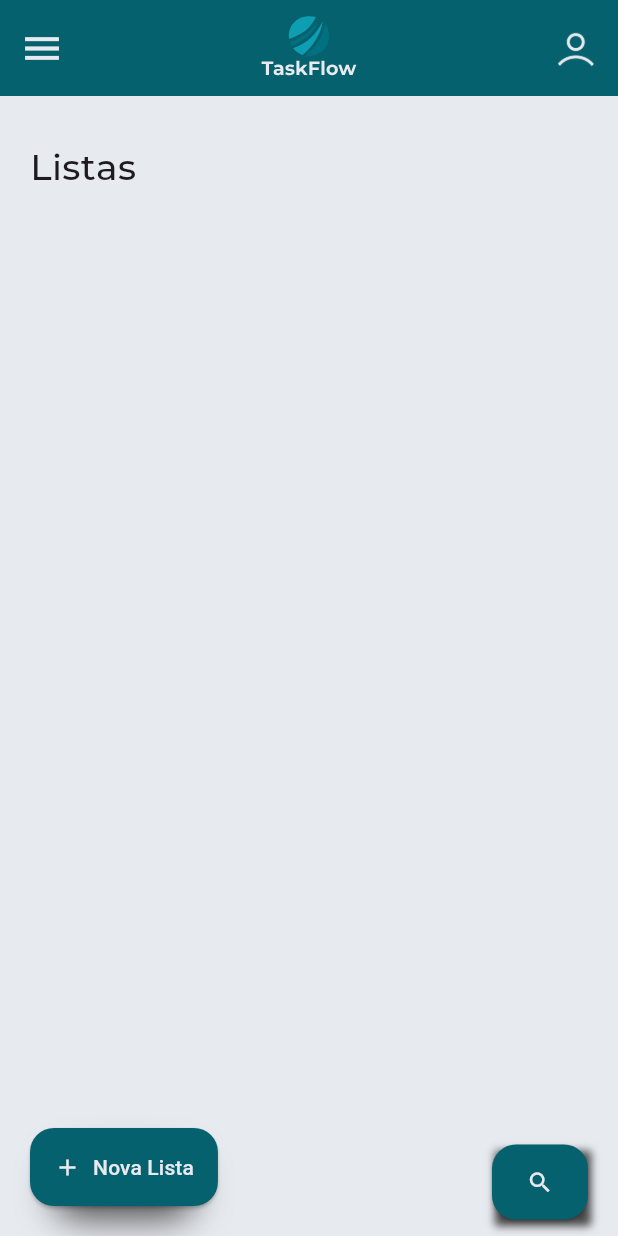
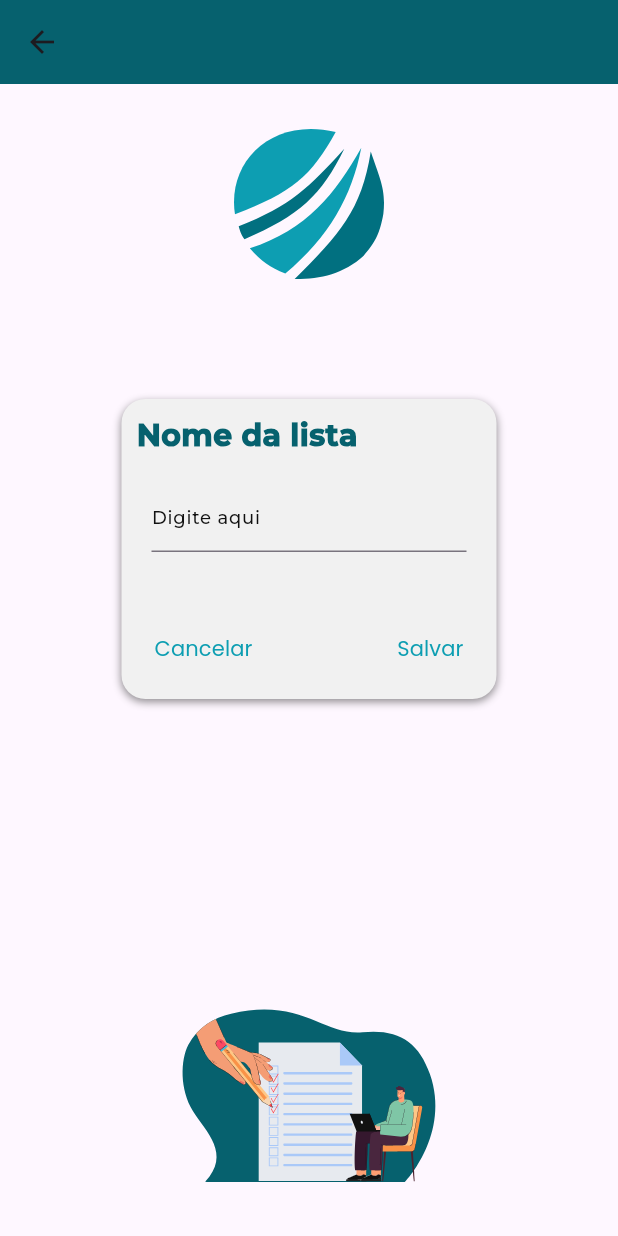
Before and after one commit to Hercules-Matheus/taskflow, a Flutter app: the HomePage screen opened directly, after a tap on "Nova Lista", on a phone screen of 412 x 824 dp. Run offline on Flutter 3.47's test engine with Material 3 defaults, Android fonts, the phone set to English and light mode, and no system bars; our stand-ins replace flutter_svg; project files that could hold a hidden picture were left out.

Commit message:
feat: add list_add_page

```diff
--- a/lib/home_page.dart
+++ b/lib/home_page.dart
@@ -1,7 +1,9 @@
+import 'package:TaskFlow/list_add/list_add_page.dart';
 import 'package:flutter/material.dart';
 import 'package:flutter/services.dart';
 import 'package:TaskFlow/assets/fonts/app_fonts.dart';
 import 'package:TaskFlow/assets/colors/app_colors.dart';
+import 'package:TaskFlow/list_add/list_add_page.dart';
 import 'package:flutter_svg/flutter_svg.dart';
 
 class HomePage extends StatefulWidget {
@@ -25,15 +27,16 @@ class HomePageState extends State<HomePage> {
       ),
     );
 
-    const transition = Hero(
-      tag: 'home',
-      child: Padding(
-        padding: EdgeInsets.all(16.0),
-        child: Text('Bem Vindo'),
-      ),
-    );
+    // const transition = Hero(
+    //   tag: 'home',
+    //   child: Padding(
+    //     padding: EdgeInsets.all(16.0),
+    //     child: Text('Bem Vindo'),
+    //   ),
+    // );
 
     final body = Container(
+      color: AppColors.primaryWhiteColor,
       width: MediaQuery.of(context).size.width,
       padding: const EdgeInsets.only(left: 20.0, top: 30.0, right: 20.0),
       child: Column(
@@ -47,12 +50,38 @@ class HomePageState extends State<HomePage> {
                   'Listas',
                   textDirection: TextDirection.ltr,
                   style: TextStyle(
+                    color: AppColors.primaryBlackColor,
+                    fontFamily: AppFonts.montserrat,
+                    fontWeight: FontWeight.w500,
+                    fontSize: 24.0,
+                  ),
+                ),
+              )
+            ],
+          ),
+          SizedBox(
+            height: 300,
+            child: Row(),
+          ),
+          Row(
+            textDirection: TextDirection.ltr,
+            children: <Widget>[
+              Expanded(
+                child: Text(
+                  'Grupos',
+                  textDirection: TextDirection.ltr,
+                  style: TextStyle(
+                      color: AppColors.primaryBlackColor,
                       fontFamily: AppFonts.montserrat,
                       fontWeight: FontWeight.w500,
                       fontSize: 24.0),
                 ),
               )
             ],
+          ),
+          SizedBox(
+            height: 300,
+            child: Row(),
           ),
           Spacer(),
           Row(
@@ -61,19 +90,15 @@ class HomePageState extends State<HomePage> {
             children: <Widget>[
               Container(
                 padding: EdgeInsets.only(bottom: 20.0),
-                decoration: BoxDecoration(
-                  borderRadius: BorderRadius.circular(16.0),
-                  boxShadow: [
-                    BoxShadow(
-                        color: AppColors.secondaryBlackColor,
-                        offset: Offset(0, 4),
-                        blurRadius: 20.0,
-                        spreadRadius: -16),
-                  ],
-                ),
                 child: ElevatedButton.icon(
                   onPressed: () {
                     print('clicado');
+                    Navigator.push(
+                      context,
+                      MaterialPageRoute(
+                        builder: (context) => ListAddPage(),
+                      ),
+                    );
                   },
                   label: Text(
                     'Nova Lista',
@@ -83,6 +108,7 @@ class HomePageState extends State<HomePage> {
                   ),
                   icon: Icon(Icons.add),
                   style: ButtonStyle(
+                    elevation: WidgetStatePropertyAll(5.0),
                     iconColor:
                         WidgetStatePropertyAll(AppColors.primaryWhiteColor),
                     backgroundColor:
@@ -99,20 +125,12 @@ class HomePageState extends State<HomePage> {
                 ),
               ),
               Container(
-                decoration: BoxDecoration(
-                  boxShadow: [
-                    BoxShadow(
-                      color: AppColors.secondaryBlackColor,
-                      offset: Offset(2, 4),
-                      blurRadius: 4.0,
-                    ),
-                  ],
-                ),
                 child: ElevatedButton(
                   onPressed: () {
                     print('Cliquei');
                   },
                   style: ButtonStyle(
+                    elevation: WidgetStatePropertyAll(5.0),
                     backgroundColor:
                         WidgetStatePropertyAll(AppColors.primaryGreenColor),
                     padding: WidgetStatePropertyAll(EdgeInsets.all(16.0)),
--- /dev/null
+++ b/lib/list_add/list_add_page.dart
@@ -0,0 +1,163 @@
+import 'package:TaskFlow/home_page.dart';
+import 'package:flutter/material.dart';
+import 'package:flutter/services.dart';
+import 'package:TaskFlow/assets/fonts/app_fonts.dart';
+import 'package:TaskFlow/assets/colors/app_colors.dart';
+import 'package:flutter_svg/flutter_svg.dart';
+
+class ListAddPage extends StatelessWidget {
+  static String tag = 'list_add_page';
+
+  const ListAddPage({super.key});
+
+  @override
+  Widget build(BuildContext context) {
+    SystemChrome.setSystemUIOverlayStyle(
+      const SystemUiOverlayStyle(
+        systemNavigationBarColor: AppColors.primaryGreenColor,
+        systemNavigationBarIconBrightness: Brightness.light,
+      ),
+    );
+    return Scaffold(
+      appBar: AppBar(
+        backgroundColor: AppColors.primaryGreenColor,
+      ),
+      body: Column(
+        // mainAxisAlignment: MainAxisAlignment.spaceBetween,
+        children: <Widget>[
+          Container(
+            padding: EdgeInsets.only(top: 30, bottom: 80),
+            child: Row(
+              mainAxisAlignment: MainAxisAlignment.center,
+              children: <Widget>[
+                SvgPicture.asset(
+                  './lib/assets/images/logo.svg',
+                  width: 100,
+                  height: 100,
+                ),
+              ],
+            ),
+          ),
+          Container(
+            decoration: BoxDecoration(
+              color: AppColors.secondaryWhiteColor,
+              borderRadius: BorderRadius.circular(16.0),
+              boxShadow: [
+                BoxShadow(
+                  color: AppColors.secondaryBlackColor.withOpacity(0.5),
+                  offset: Offset(0, 2),
+                  blurRadius: 4,
+                ),
+              ],
+            ),
+            padding: EdgeInsets.all(10.0),
+            width: 250,
+            height: 200,
+            child: Column(
+              textDirection: TextDirection.ltr,
+              children: <Widget>[
+                Row(
+                  children: <Widget>[
+                    Text(
+                      'Nome da lista',
+                      style: TextStyle(
+                        color: AppColors.primaryGreenColor,
+                        fontFamily: AppFonts.montserrat,
+                        fontWeight: FontWeight.w900,
+                        fontSize: 20.0,
+                      ),
+                    ),
+                  ],
+                ),
+                Padding(
+                  padding: EdgeInsets.only(left: 10.0, right: 10.0, top: 15.0),
+                  child: Row(
+                    children: <Widget>[
+                      Expanded(
+                        child: TextFormField(
+                          // controller: listNameController,
+                          style: TextStyle(
+                            fontFamily: AppFonts.montserrat,
+                            fontWeight: FontWeight.w400,
+                            fontSize: 16.0,
+                          ),
+                          decoration: InputDecoration(
+                            hintText: 'Digite aqui',
+                            hintStyle: TextStyle(
+                              color: AppColors.primaryBlackColor,
+                              fontFamily: AppFonts.montserrat,
+                              fontSize: 12.0,
+                              fontWeight: FontWeight.w300,
+                            ),
+                            hoverColor: AppColors.secondaryGreenColor,
+                          ),
+                          keyboardType: TextInputType.text,
+                        ),
+                      ),
+                    ],
+                  ),
+                ),
+                Spacer(),
+                Row(
+                  mainAxisAlignment: MainAxisAlignment.spaceBetween,
+                  children: [
+                    TextButton(
+                      onPressed: () {
+                        Navigator.pop(
+                          context,
+                          MaterialPageRoute(
+                            builder: (context) => HomePage(),
+                          ),
+                        );
+                      },
+                      child: Text(
+                        'Cancelar',
+                        style: TextStyle(
+                          color: AppColors.secondaryGreenColor,
+                          fontFamily: AppFonts.poppins,
+                          fontWeight: FontWeight.w300,
+                          fontSize: 14.0,
+                        ),
+                      ),
+                    ),
+                    TextButton(
+                      onPressed: () {
+                        // Lógica de salvar
+                        Navigator.push(
+                          context,
+                          MaterialPageRoute(
+                            builder: (context) => HomePage(),
+                          ),
+                        );
+                      },
+                      child: Text(
+                        'Salvar',
+                        style: TextStyle(
+                          color: AppColors.secondaryGreenColor,
+                          fontFamily: AppFonts.poppins,
+                          fontWeight: FontWeight.w300,
+                          fontSize: 14.0,
+                        ),
+                      ),
+                    ),
+                  ],
+                ),
+              ],
+            ),
+          ),
+          Spacer(),
+          Row(
+            mainAxisAlignment: MainAxisAlignment.center,
+            children: <Widget>[
+              SvgPicture.asset(
+                './lib/assets/images/to_do_list.svg',
+                width: 200,
+                height: 200,
+              ),
+            ],
+          ),
+        ],
+      ),
+    );
+  }
+}
--- a/lib/main.dart
+++ b/lib/main.dart
@@ -1,6 +1,8 @@
 import 'package:TaskFlow/assets/colors/app_colors.dart';
+import 'package:TaskFlow/list_add/list_add_page.dart';
 import 'package:flutter/material.dart';
 import 'package:TaskFlow/home_page.dart';
+import 'package:TaskFlow/list_add/list_add_page.dart';
 
 void main() {
   runApp(MyApp());
@@ -9,6 +11,7 @@ void main() {
 class MyApp extends StatelessWidget {
   final routes = <String, WidgetBuilder>{
     HomePage.tag: (context) => const HomePage(),
+    ListAddPage.tag: (context) => const ListAddPage(),
   };
 
   MyApp({super.key});
@@ -21,7 +24,7 @@ class MyApp extends StatelessWidget {
         primaryColor: AppColors.primaryWhiteColor,
         visualDensity: VisualDensity.adaptivePlatformDensity,
       ),
-      home: HomePage(),
+      home: ListAddPage(),
     );
   }
 }
--- a/lib/model/list.dart
+++ /dev/null
@@ -1,11 +0,0 @@
-class List {
-  String title;
-  DateTime actualData = DateTime.now();
-  bool reminder;
-
-  List({
-    required this.title,
-    required this.actualData,
-    required this.reminder,
-  });
-}
--- a/pubspec.yaml
+++ b/pubspec.yaml
@@ -60,10 +60,11 @@ flutter:
   # the material Icons class.
   uses-material-design: true
   assets:
-    - lib/assets/images/app-icon.svg
+    - lib/assets/images/logo.svg
     - lib/assets/images/logo-horizontal.svg
     - lib/assets/images/logo-vertical.svg
     - lib/assets/images/generic-avatar.png
+    - lib/assets/images/to_do_list.svg
   fonts:
     - family: Montserrat
       fonts:
```
Also changed, not shown: lib/repositories/lists_repository.dart (deleted, +0 -7 lines), lib/assets/images/app-icon.svg (deleted), lib/assets/images/logo.svg (added), lib/assets/images/to_do_list.svg (added).
